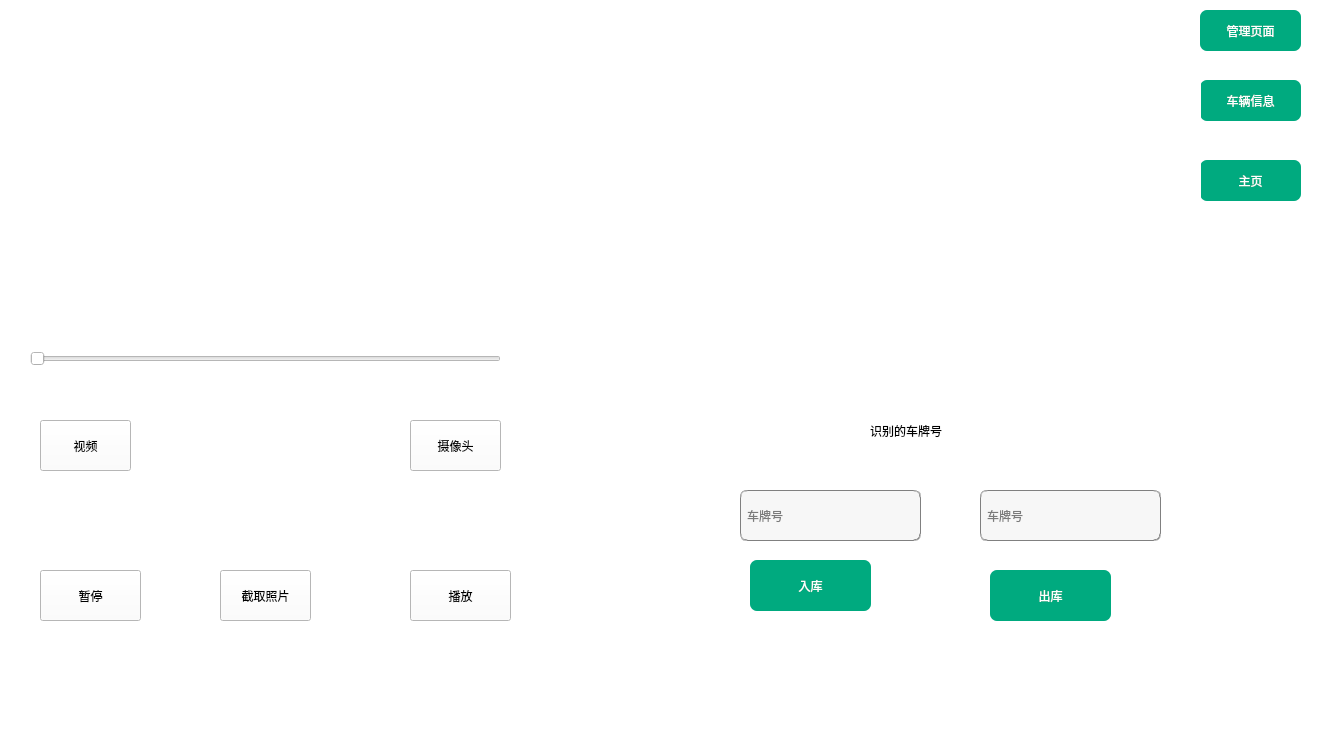
Before: the Qt Designer form car.ui in foryouos/Parking_System, drawn with Qt 5.
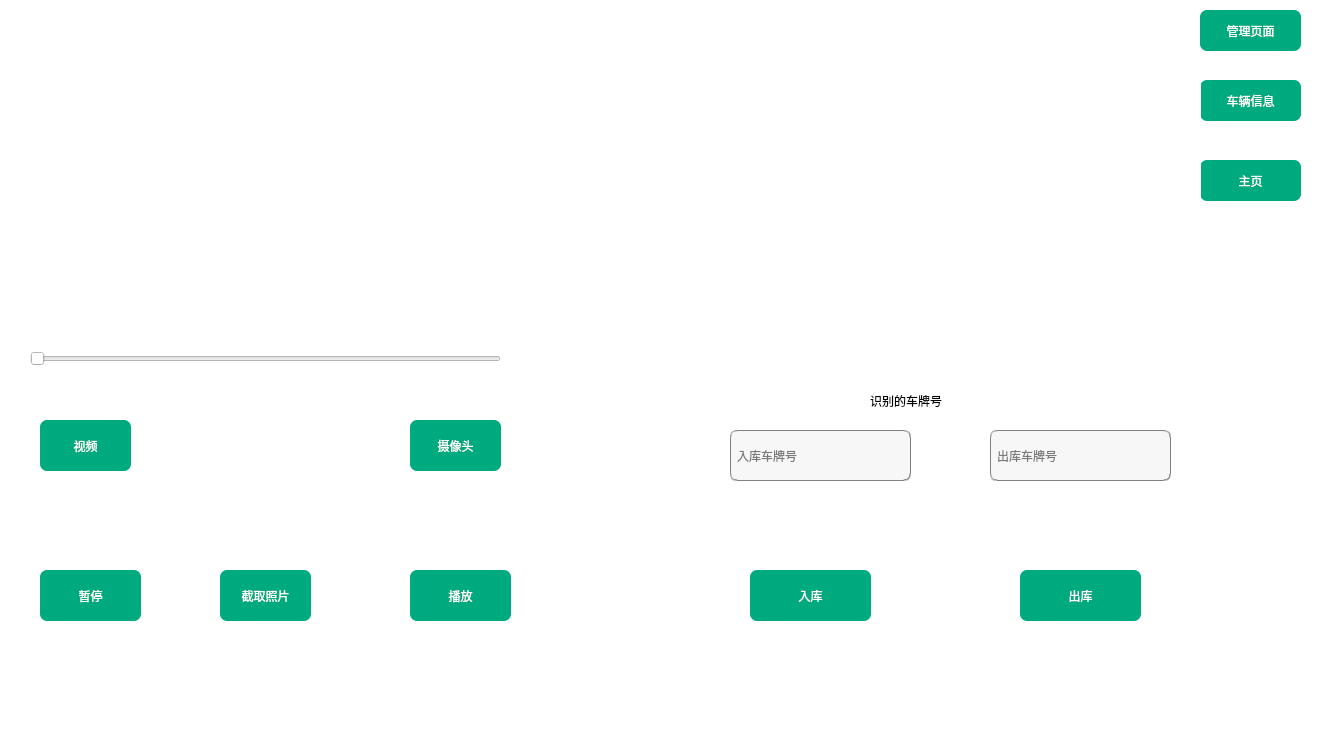
After: the same form once the commit is applied. Icons and pictures are not drawn.

```diff
--- a/car.ui
+++ b/car.ui
@@ -76,7 +76,7 @@
      <property name="geometry">
       <rect>
        <x>870</x>
-       <y>410</y>
+       <y>380</y>
        <width>141</width>
        <height>41</height>
       </rect>
@@ -91,8 +91,8 @@
     <widget class="QLineEdit" name="Car_idinput">
      <property name="geometry">
       <rect>
-       <x>740</x>
-       <y>490</y>
+       <x>730</x>
+       <y>430</y>
        <width>181</width>
        <height>51</height>
       </rect>
@@ -105,14 +105,14 @@
 font: 10pt &quot;华文隶书&quot;;</string>
      </property>
      <property name="placeholderText">
-      <string>车牌号</string>
+      <string>入库车牌号</string>
      </property>
     </widget>
     <widget class="QPushButton" name="submitCar">
      <property name="geometry">
       <rect>
        <x>750</x>
-       <y>560</y>
+       <y>570</y>
        <width>121</width>
        <height>51</height>
       </rect>
@@ -131,7 +131,7 @@
     <widget class="QPushButton" name="DeleteCar">
      <property name="geometry">
       <rect>
-       <x>990</x>
+       <x>1020</x>
        <y>570</y>
        <width>121</width>
        <height>51</height>
@@ -151,8 +151,8 @@
     <widget class="QLineEdit" name="Car_output">
      <property name="geometry">
       <rect>
-       <x>980</x>
-       <y>490</y>
+       <x>990</x>
+       <y>430</y>
        <width>181</width>
        <height>51</height>
       </rect>
@@ -165,7 +165,7 @@
 font: 10pt &quot;华文隶书&quot;;</string>
      </property>
      <property name="placeholderText">
-      <string>车牌号</string>
+      <string>出库车牌号</string>
      </property>
     </widget>
     <widget class="QLabel" name="park_now">
@@ -308,6 +308,13 @@
        <height>51</height>
       </rect>
      </property>
+     <property name="styleSheet">
+      <string notr="true">background-color: rgb(0, 170, 127);
+color: rgb(255, 255, 255);
+font: 25 9pt &quot;Bahnschrift Light&quot;;
+font: 10pt &quot;华文隶书&quot;;
+border-radius:7px;</string>
+     </property>
      <property name="text">
       <string>截取照片</string>
      </property>
@@ -321,6 +328,13 @@
        <height>51</height>
       </rect>
      </property>
+     <property name="styleSheet">
+      <string notr="true">background-color: rgb(0, 170, 127);
+color: rgb(255, 255, 255);
+font: 25 9pt &quot;Bahnschrift Light&quot;;
+font: 10pt &quot;华文隶书&quot;;
+border-radius:7px;</string>
+     </property>
      <property name="text">
       <string>视频</string>
      </property>
@@ -334,6 +348,13 @@
        <height>51</height>
       </rect>
      </property>
+     <property name="styleSheet">
+      <string notr="true">background-color: rgb(0, 170, 127);
+color: rgb(255, 255, 255);
+font: 25 9pt &quot;Bahnschrift Light&quot;;
+font: 10pt &quot;华文隶书&quot;;
+border-radius:7px;</string>
+     </property>
      <property name="text">
       <string>播放</string>
      </property>
@@ -347,6 +368,13 @@
        <height>51</height>
       </rect>
      </property>
+     <property name="styleSheet">
+      <string notr="true">background-color: rgb(0, 170, 127);
+color: rgb(255, 255, 255);
+font: 25 9pt &quot;Bahnschrift Light&quot;;
+font: 10pt &quot;华文隶书&quot;;
+border-radius:7px;</string>
+     </property>
      <property name="text">
       <string>暂停</string>
      </property>
@@ -360,6 +388,13 @@
        <height>51</height>
       </rect>
      </property>
+     <property name="styleSheet">
+      <string notr="true">background-color: rgb(0, 170, 127);
+color: rgb(255, 255, 255);
+font: 25 9pt &quot;Bahnschrift Light&quot;;
+font: 10pt &quot;华文隶书&quot;;
+border-radius:7px;</string>
+     </property>
      <property name="text">
       <string>摄像头</string>
      </property>
@@ -380,12 +415,15 @@
     <widget class="QLabel" name="label_pie">
      <property name="geometry">
       <rect>
-       <x>680</x>
-       <y>10</y>
-       <width>471</width>
-       <height>341</height>
+       <x>640</x>
+       <y>-10</y>
+       <width>531</width>
+       <height>371</height>
       </rect>
      </property>
+     <property name="styleSheet">
+      <string notr="true">background-color: rgb(255, 255, 255);</string>
+     </property>
      <property name="text">
       <string/>
      </property>
```
